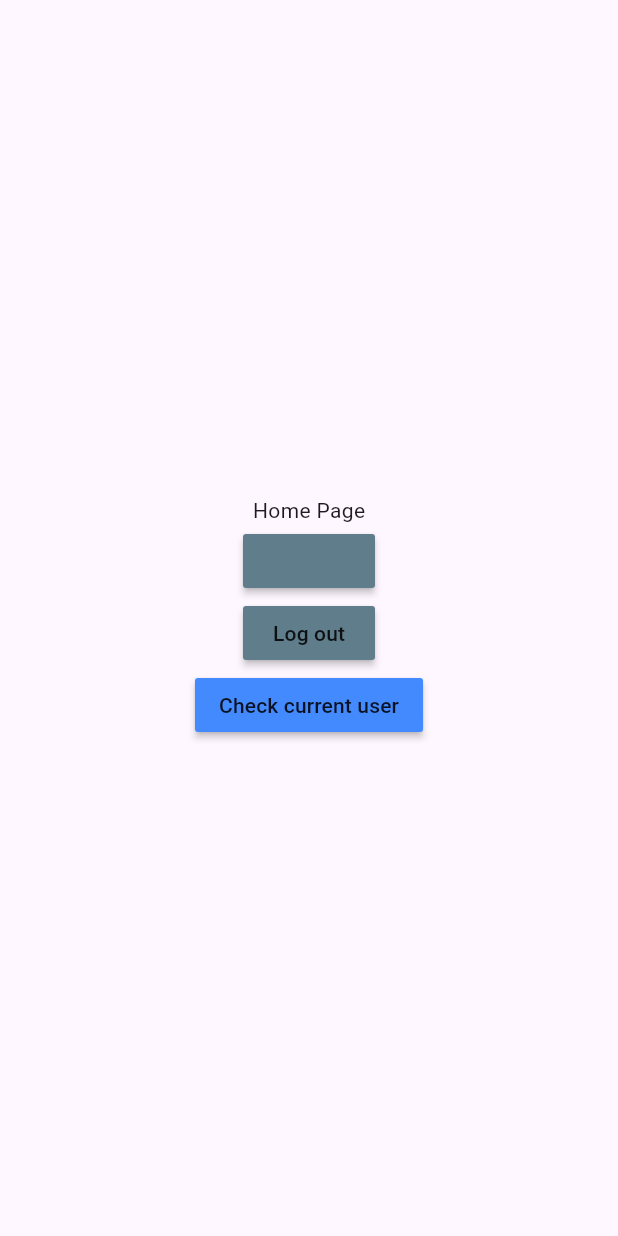
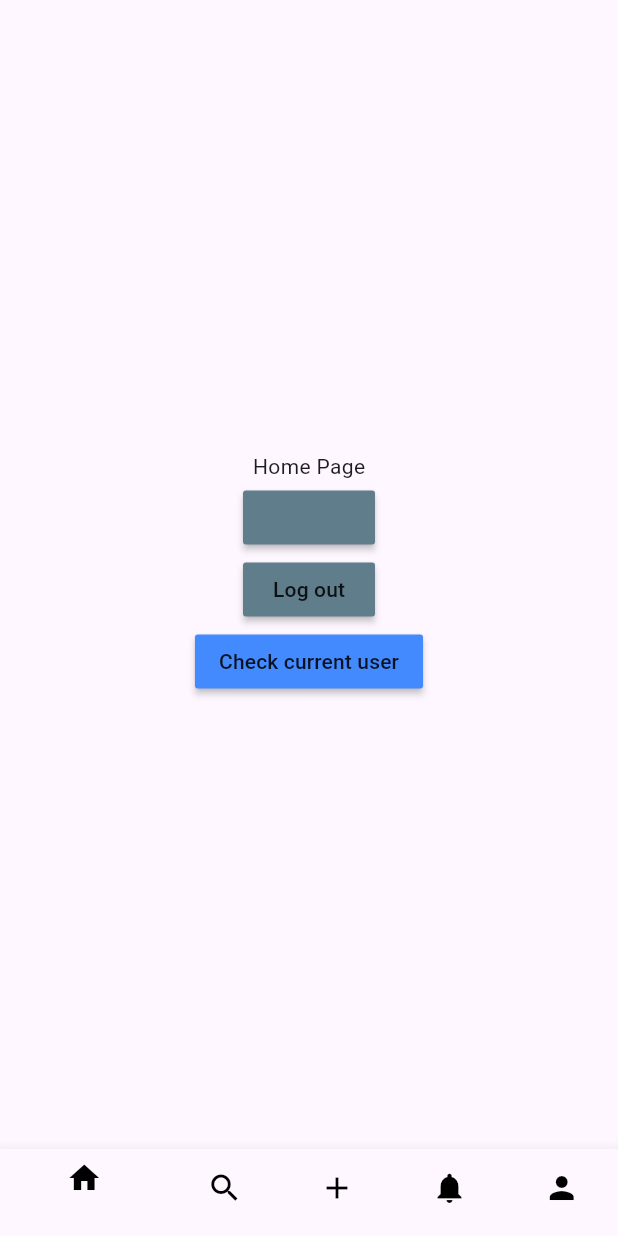
Before and after one commit to emyeeeel/MAD3-Final-Project---Catado, a Flutter app: the HomeScreen screen opened by its route, on a phone screen of 412 x 824 dp. Run offline on Flutter 3.47's test engine with Material 3 defaults, Android fonts, the phone set to English and light mode, and no system bars; our stand-ins replace firebase_auth, firebase_core, get_it, go_router, google_sign_in; accounts and stored records are empty; network calls fail.

Commit message:
added main screens

```diff
--- a/lib/controllers/auth_controller.dart
+++ b/lib/controllers/auth_controller.dart
@@ -37,11 +37,12 @@ class AuthController with ChangeNotifier {
   void handleUserChanges(User? user) {
     if (user == null) {
       state = AuthState.unauthenticated;
+      notifyListeners();
     } else {
       state = AuthState.authenticated;
+      notifyListeners();
       // FirestoreService.storeUser(user.email ?? "No email available", user.uid);
     }
-    notifyListeners();
   }
 
   login(String userName, String password) async {
--- a/lib/main.dart
+++ b/lib/main.dart
@@ -6,12 +6,16 @@ import 'package:flutter/material.dart';
 import 'routing/router.dart';
 
 Future<void> main() async {
+
   AuthController.initialize();
   GlobalRouter.initialize();
+
   WidgetsFlutterBinding.ensureInitialized();
   await Firebase.initializeApp(
       options: DefaultFirebaseOptions.currentPlatform,
   );
+
+  await AuthController.I.loadSession();
   runApp(const MainApp());
 }
 
--- a/lib/screens/auth/login_screen.dart
+++ b/lib/screens/auth/login_screen.dart
@@ -1,7 +1,7 @@
 import 'package:finals/controllers/auth_controller.dart';
 import 'package:finals/routing/router.dart';
 import 'package:finals/screens/auth/signup_screen.dart';
-import 'package:finals/screens/home/home.dart';
+import 'package:finals/screens/home/home_screen.dart';
 import 'package:firebase_auth/firebase_auth.dart';
 import 'package:flutter/gestures.dart';
 import 'package:flutter/material.dart';
@@ -87,9 +87,8 @@ class _LoginScreenState extends State<LoginScreen> {
                     return const Center(child: CircularProgressIndicator());
                   }
                 );
-                AuthController.I.login(email.text.trim(), password.text.trim());
+                await AuthController.I.login(email.text.trim(), password.text.trim());
                 Navigator.pop(context);
-                GlobalRouter.I.router.go(HomeScreen.route);
               },
               child: Text("Log in", style: TextStyle(color: Colors.white),),
             ),
--- a/lib/screens/auth/signup_screen.dart
+++ b/lib/screens/auth/signup_screen.dart
@@ -1,6 +1,6 @@
 import 'package:finals/controllers/auth_controller.dart';
 import 'package:finals/screens/auth/login_screen.dart';
-import 'package:finals/screens/home/home.dart';
+import 'package:finals/screens/home/home_screen.dart';
 import 'package:firebase_auth/firebase_auth.dart';
 import 'package:flutter/gestures.dart';
 import 'package:flutter/material.dart';
--- a/lib/screens/home/home.dart
+++ b/lib/screens/home/home_screen.dart
@@ -31,7 +31,7 @@ class HomeScreen extends StatelessWidget {
             },
             child: Text('Log out'),
           ),
-                      MaterialButton(
+          MaterialButton(
               color: Colors.blueAccent,
               onPressed: () async {
                  if(FirebaseAuth.instance.currentUser != null){
@@ -41,7 +41,7 @@ class HomeScreen extends StatelessWidget {
                  }
               },
               child: Text('Check current user'),
-            ),
+          ),
         ],
       ),
     );
--- /dev/null
+++ b/lib/screens/home/main_screens_wrapper.dart
@@ -0,0 +1,44 @@
+import 'package:finals/screens/home/create_screen.dart';
+import 'package:finals/screens/home/notification_screen.dart';
+import 'package:finals/screens/home/profile_screen.dart';
+import 'package:finals/screens/home/search_screen.dart';
+import 'package:flutter/material.dart';
+
+import '../../routing/router.dart';
+import 'home_screen.dart';
+
+class Wrapper extends StatefulWidget {
+  final Widget? child;
+  const Wrapper({super.key, this.child});
+
+  @override
+  State<Wrapper> createState() => _WrapperState();
+}
+
+class _WrapperState extends State<Wrapper> {
+  int index = 0;
+  List<String> routes = [HomeScreen.route, SearchScreen.route, CreateScreen.route, NotificationScreen.route, ProfileScreen.route];
+  @override
+  Widget build(BuildContext context) {
+    return Scaffold(
+      body: widget.child ?? const Placeholder(),
+      bottomNavigationBar: BottomNavigationBar(
+        currentIndex: index,
+        onTap: (i) {
+          setState(() {
+            index = i;
+            // GoRouter.of(context).go(routes[i]);
+            GlobalRouter.I.router.go(routes[i]);
+          });
+        },
+        items: const [
+          BottomNavigationBarItem(icon: Icon(Icons.home, color: Colors.black,), label: 'Home'),
+          BottomNavigationBarItem(icon: Icon(Icons.search, color: Colors.black), label: 'Search'),
+          BottomNavigationBarItem(icon: Icon(Icons.add, color: Colors.black), label: 'Create'),
+          BottomNavigationBarItem(icon: Icon(Icons.notifications, color: Colors.black), label: 'Notifications'),
+          BottomNavigationBarItem(icon: Icon(Icons.person, color: Colors.black), label: 'Profile'),
+        ]
+      ),
+    );
+  }
+}
```
Also changed, not shown: lib/routing/router.dart (+78 -9 lines), lib/screens/home/create_screen.dart (added, +16 -0 lines), lib/screens/home/notification_screen.dart (added, +16 -0 lines), lib/screens/home/profile_screen.dart (added, +16 -0 lines), lib/screens/home/search_screen.dart (added, +16 -0 lines).
